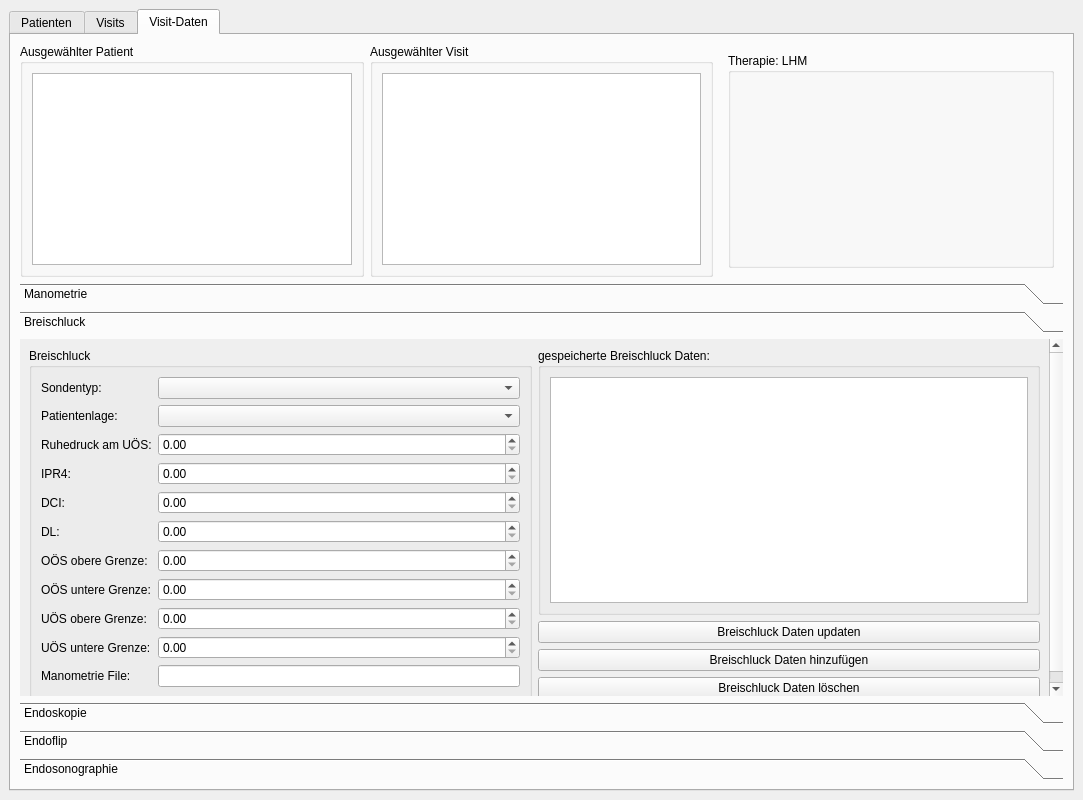
The window that 3drekonstruktionspeiseroehre/ui-files/show_data_window_design_neu.ui (ds-lab/EsophagusVisualization) describes before a commit, drawn with Qt 5.
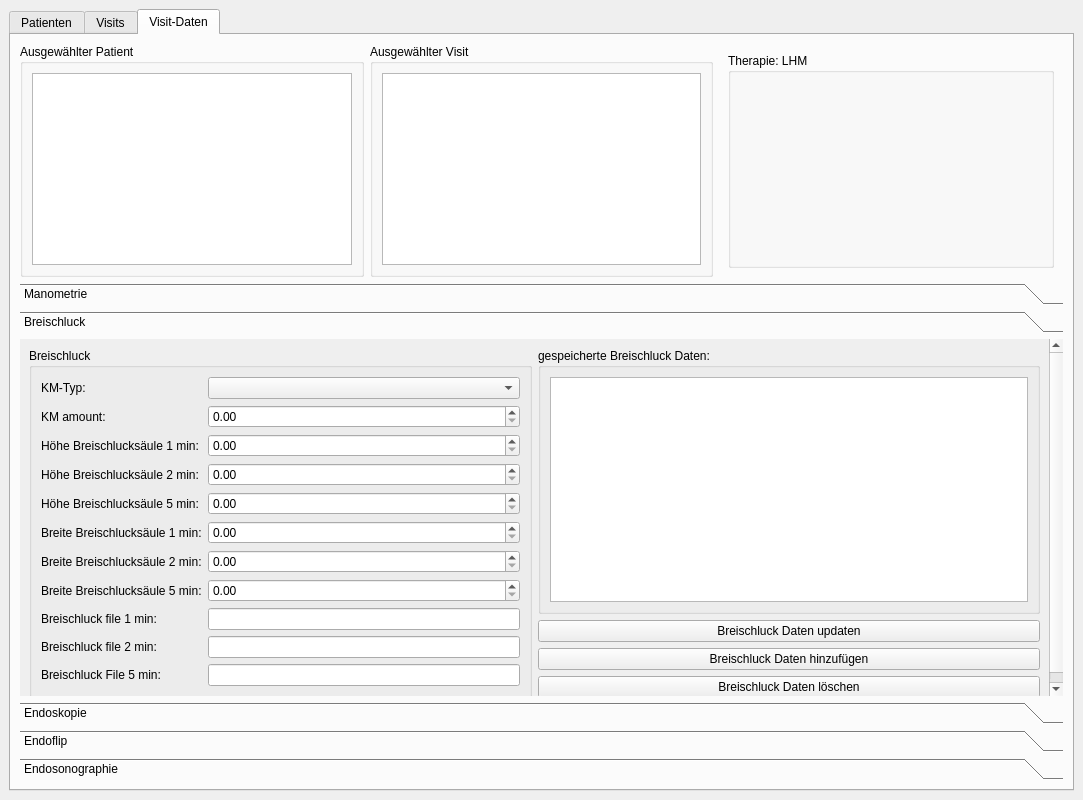
The same window after the commit. The open tabs and pages were chosen to show the change.

Commit message: Layout (Visit-Data) verbessert und erweitert

```diff
--- a/3drekonstruktionspeiseroehre/ui-files/show_data_window_design_neu.ui
+++ b/3drekonstruktionspeiseroehre/ui-files/show_data_window_design_neu.ui
@@ -1245,116 +1245,116 @@
                <string>Breischluck</string>
               </property>
               <layout class="QGridLayout" name="gridLayout_37">
-               <item row="3" column="0">
+               <item row="2" column="0">
                 <widget class="QLabel" name="label_44">
                  <property name="text">
-                  <string>IPR4:</string>
+                  <string>Höhe Breischlucksäule 1 min:</string>
                  </property>
                 </widget>
                </item>
-               <item row="6" column="1">
-                <widget class="QDoubleSpinBox" name="doubleSpinBox_17"/>
+               <item row="9" column="2">
+                <widget class="QLineEdit" name="lineEdit_5"/>
                </item>
                <item row="9" column="0">
+                <widget class="QLabel" name="label_46">
+                 <property name="text">
+                  <string>Breischluck file 2 min:</string>
+                 </property>
+                </widget>
+               </item>
+               <item row="8" column="0">
                 <widget class="QLabel" name="label_45">
                  <property name="text">
-                  <string>UÖS untere Grenze:</string>
+                  <string>Breischluck file 1 min:</string>
                  </property>
                 </widget>
                </item>
-               <item row="8" column="1">
+               <item row="5" column="2">
+                <widget class="QDoubleSpinBox" name="doubleSpinBox_17"/>
+               </item>
+               <item row="7" column="2">
                 <widget class="QDoubleSpinBox" name="doubleSpinBox_18"/>
                </item>
-               <item row="10" column="0">
-                <widget class="QLabel" name="label_46">
+               <item row="3" column="0">
+                <widget class="QLabel" name="label_48">
                  <property name="text">
-                  <string>Manometrie File:</string>
+                  <string>Höhe Breischlucksäule 2 min:</string>
                  </property>
                 </widget>
                </item>
-               <item row="10" column="1">
-                <widget class="QLineEdit" name="lineEdit_5"/>
-               </item>
-               <item row="7" column="1">
+               <item row="6" column="2">
                 <widget class="QDoubleSpinBox" name="doubleSpinBox_19"/>
                </item>
-               <item row="9" column="1">
-                <widget class="QDoubleSpinBox" name="doubleSpinBox_20"/>
-               </item>
-               <item row="6" column="0">
+               <item row="5" column="0">
                 <widget class="QLabel" name="label_47">
                  <property name="text">
-                  <string>OÖS obere Grenze:</string>
+                  <string>Breite Breischlucksäule 1 min:</string>
                  </property>
                 </widget>
                </item>
-               <item row="4" column="0">
-                <widget class="QLabel" name="label_48">
-                 <property name="text">
-                  <string>DCI:</string>
-                 </property>
-                </widget>
-               </item>
-               <item row="2" column="1">
+               <item row="1" column="2">
                 <widget class="QDoubleSpinBox" name="doubleSpinBox_21"/>
                </item>
-               <item row="0" column="1">
-                <widget class="QComboBox" name="comboBox_15"/>
-               </item>
-               <item row="1" column="0">
-                <widget class="QLabel" name="label_49">
-                 <property name="text">
-                  <string>Patientenlage:</string>
-                 </property>
-                </widget>
-               </item>
-               <item row="5" column="0">
+               <item row="4" column="0">
                 <widget class="QLabel" name="label_50">
                  <property name="text">
-                  <string>DL:</string>
+                  <string>Höhe Breischlucksäule 5 min:</string>
                  </property>
                 </widget>
                </item>
-               <item row="5" column="1">
+               <item row="0" column="2">
+                <widget class="QComboBox" name="comboBox_15"/>
+               </item>
+               <item row="4" column="2">
                 <widget class="QDoubleSpinBox" name="doubleSpinBox_22"/>
                </item>
-               <item row="4" column="1">
-                <widget class="QDoubleSpinBox" name="doubleSpinBox_23"/>
-               </item>
-               <item row="7" column="0">
-                <widget class="QLabel" name="label_51">
-                 <property name="text">
-                  <string>OÖS untere Grenze:</string>
-                 </property>
-                </widget>
-               </item>
-               <item row="1" column="1">
-                <widget class="QComboBox" name="comboBox_16"/>
-               </item>
                <item row="0" column="0">
                 <widget class="QLabel" name="label_52">
                  <property name="text">
-                  <string>Sondentyp:</string>
+                  <string>KM-Typ:</string>
                  </property>
                 </widget>
                </item>
-               <item row="8" column="0">
+               <item row="6" column="0">
+                <widget class="QLabel" name="label_51">
+                 <property name="text">
+                  <string>Breite Breischlucksäule 2 min:</string>
+                 </property>
+                </widget>
+               </item>
+               <item row="3" column="2">
+                <widget class="QDoubleSpinBox" name="doubleSpinBox_23"/>
+               </item>
+               <item row="7" column="0">
                 <widget class="QLabel" name="label_53">
                  <property name="text">
-                  <string>UÖS obere Grenze:</string>
+                  <string>Breite Breischlucksäule 5 min:</string>
                  </property>
                 </widget>
                </item>
-               <item row="2" column="0">
+               <item row="1" column="0">
                 <widget class="QLabel" name="label_54">
                  <property name="text">
-                  <string>Ruhedruck am UÖS:</string>
+                  <string>KM amount:</string>
                  </property>
                 </widget>
                </item>
-               <item row="3" column="1">
+               <item row="2" column="2">
                 <widget class="QDoubleSpinBox" name="doubleSpinBox_24"/>
                </item>
+               <item row="10" column="0">
+                <widget class="QLabel" name="label_8">
+                 <property name="text">
+                  <string>Breischluck File 5 min:</string>
+                 </property>
+                </widget>
+               </item>
+               <item row="8" column="2">
+                <widget class="QLineEdit" name="lineEdit_2"/>
+               </item>
+               <item row="10" column="2">
+                <widget class="QLineEdit" name="lineEdit_9"/>
+               </item>
               </layout>
              </widget>
             </item>
```
Left out of the diff: 2 changed lines with no effect on the pictures.
